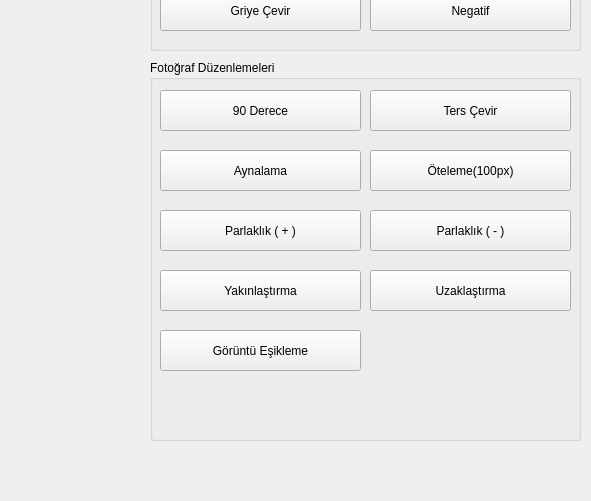
First picture: the form in formtasarim.ui, repository mustafaakbel/image-processing, before the edit; both pictures show x 630 to 1221 and y 210 to 711 of the 1221 by 833 pixel window.
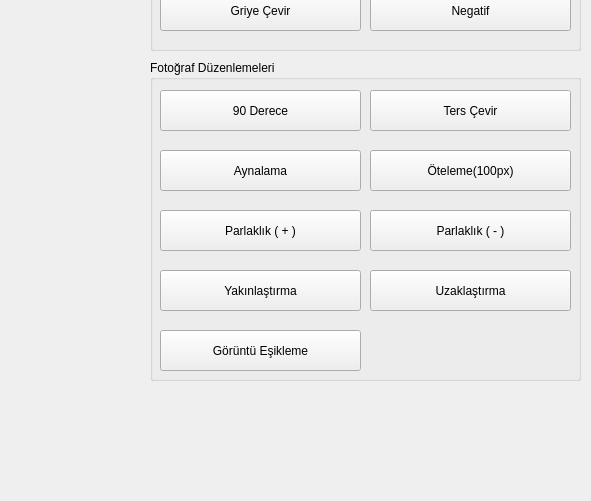
Second picture: the form after the edit.

Commit message: Reset ve Kaydet fonksiyonları tanımlandı

What changed in the file:
```diff
--- a/formtasarim.ui
+++ b/formtasarim.ui
@@ -179,7 +179,7 @@
      <x>780</x>
      <y>270</y>
      <width>431</width>
-     <height>381</height>
+     <height>321</height>
     </rect>
    </property>
    <property name="font">
```
The commit also changes 1 other file.
